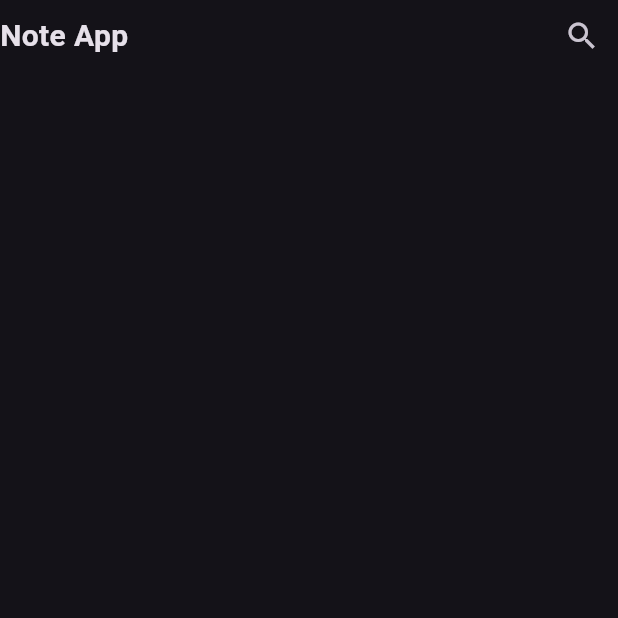
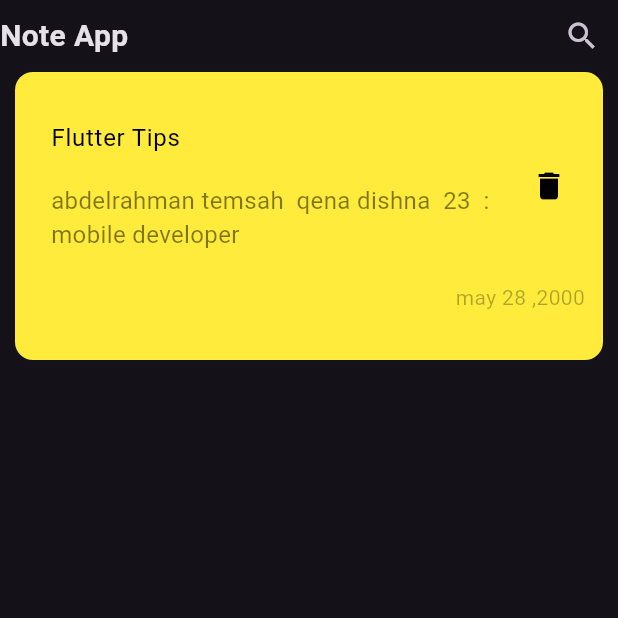
Before and after one commit to abdelrahman3003/Gathery, a Flutter app: the screen it shows after launch, on a phone screen of 412 x 824 dp, the top half of it. Run offline on Flutter 3.47's test engine with Material 3 defaults, Android fonts, the phone set to English and light mode, and no system bars.

Commit message:
create note item

```diff
--- a/lib/main.dart
+++ b/lib/main.dart
@@ -1,4 +1,5 @@
 import 'package:flutter/material.dart';
+import 'package:note_app/views/screens/noteview.dart';
 
 void main() {
   runApp(const NoteApp());
@@ -14,27 +15,9 @@ class NoteApp extends StatelessWidget {
       theme: ThemeData.dark(),
       home: SafeArea(
         child: Scaffold(
-          body: CustomAppbar(),
+          body: NoteView(),
         ),
       ),
     );
   }
 }
-
-class CustomAppbar extends StatelessWidget {
-  const CustomAppbar({super.key});
-
-  @override
-  Widget build(BuildContext context) {
-    return Row(
-      mainAxisAlignment: MainAxisAlignment.spaceBetween,
-      children: [
-        const Text(
-          "Note App",
-          style: TextStyle(fontSize: 20, fontWeight: FontWeight.bold),
-        ),
-        IconButton(onPressed: () {}, icon: Icon(Icons.search)),
-      ],
-    );
-  }
-}
--- /dev/null
+++ b/lib/views/screens/noteview.dart
@@ -0,0 +1,11 @@
+import 'package:flutter/material.dart';
+import 'package:note_app/views/widgets/note_view_body.dart';
+
+class NoteView extends StatelessWidget {
+  const NoteView({super.key});
+
+  @override
+  Widget build(BuildContext context) {
+    return NoteViewBody();
+  }
+}
--- a/lib/views/widgets/customappbar.dart
+++ b/lib/views/widgets/customappbar.dart
@@ -0,0 +1,19 @@
+import 'package:flutter/material.dart';
+
+class CustomAppbar extends StatelessWidget {
+  const CustomAppbar({super.key});
+
+  @override
+  Widget build(BuildContext context) {
+    return Row(
+      mainAxisAlignment: MainAxisAlignment.spaceBetween,
+      children: [
+        const Text(
+          "Note App",
+          style: TextStyle(fontSize: 20, fontWeight: FontWeight.bold),
+        ),
+        IconButton(onPressed: () {}, icon: const Icon(Icons.search)),
+      ],
+    );
+  }
+}
--- /dev/null
+++ b/lib/views/widgets/note.dart
@@ -0,0 +1,47 @@
+import 'package:flutter/material.dart';
+
+class Note extends StatelessWidget {
+  const Note({super.key});
+
+  @override
+  Widget build(BuildContext context) {
+    return Container(
+      decoration: BoxDecoration(
+          color: Colors.yellow,
+          borderRadius: BorderRadius.all(Radius.circular(12))),
+      padding: EdgeInsets.only(top: 24, bottom: 20, left: 8),
+      child: Column(
+        crossAxisAlignment: CrossAxisAlignment.end,
+        children: [
+          ListTile(
+            title: Padding(
+              padding: const EdgeInsets.only(bottom: 18),
+              child: const Text(
+                "Flutter Tips",
+                style: TextStyle(color: Colors.black),
+              ),
+            ),
+            subtitle: Text(
+              "abdelrahman temsah  qena dishna  23  : mobile developer",
+              style: TextStyle(
+                fontSize: 16,
+                color: Colors.black.withOpacity(.5),
+              ),
+            ),
+            trailing: const Icon(
+              Icons.delete,
+              color: Colors.black,
+            ),
+          ),
+          Padding(
+            padding: const EdgeInsets.all(12.0),
+            child: Text("may 28 ,2000",
+                style: TextStyle(
+                  color: Colors.black.withOpacity(.3),
+                )),
+          )
+        ],
+      ),
+    );
+  }
+}
--- /dev/null
+++ b/lib/views/widgets/note_view_body.dart
@@ -0,0 +1,20 @@
+import 'package:flutter/material.dart';
+import 'package:note_app/views/widgets/customappbar.dart';
+import 'package:note_app/views/widgets/note.dart';
+
+class NoteViewBody extends StatelessWidget {
+  const NoteViewBody({super.key});
+
+  @override
+  Widget build(BuildContext context) {
+    return Column(
+      children: [
+        CustomAppbar(),
+        Padding(
+          padding: const EdgeInsets.symmetric(horizontal: 10),
+          child: Note(),
+        ),
+      ],
+    );
+  }
+}
```
